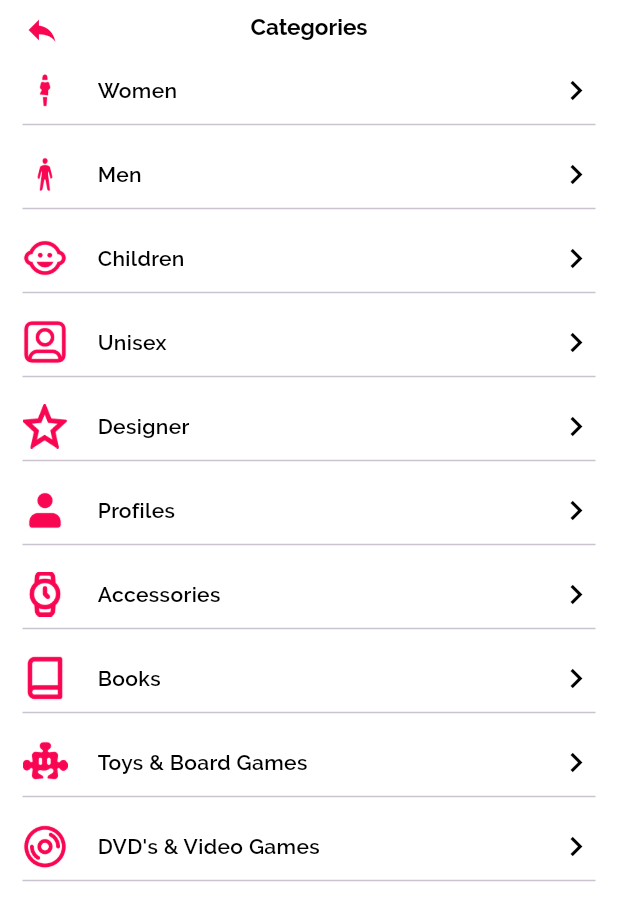
After one commit to chh0871/MVP, a Flutter app: the CategoryPage screen opened directly, on a phone screen of 412 x 824 dp. The commit adds this screen. Shown: the top 921 px of the screen. Run offline on Flutter 3.47's test engine with Material 3 defaults, Android fonts, the phone set to English and light mode, and no system bars; our stand-ins replace cloud_firestore, firebase_auth, firebase_core, firebase_storage, fl_chart, flutter_dotenv and 4 more; accounts and stored records are empty.

Commit message:
category page #128

```diff
--- a/lib/core/config/app_images.dart
+++ b/lib/core/config/app_images.dart
@@ -27,4 +27,15 @@ class AppImages {
 
   static const charity_week_card = '${_path}charity_week_card.png';
   static const empty_state_bg = '${_path}emptystatebg.png';
+
+  static const womanIcon = '${_path}woman_icon.png';
+  static const menIcon = '${_path}men_icon.png';
+  static const childrenIcon = '${_path}children_icon.png';
+  static const unisexIcon = '${_path}unisex_icon.png';
+  static const designIcon = '${_path}design_icon.png';
+  static const profileIcon = '${_path}profile_icon.png';
+  static const accessoriesIcon = '${_path}accessories_icon.png';
+  static const booksIcon = '${_path}books_icon.png';
+  static const toysIcon = '${_path}toys_icon.png';
+  static const dvdIcon = '${_path}dvd_icon.png';
 }
--- a/lib/core/config/app_strings.dart
+++ b/lib/core/config/app_strings.dart
@@ -32,4 +32,16 @@ class AppStrings {
   static const search = 'Search';
   static const emptyStateMessageText = 'No messages just yet... 😢';
   static const emptyStateSearchText = 'No products found... 🔎';
+
+  static const categoriesText = "Categories";
+  static const womenText = "Women";
+  static const menText = "Men";
+  static const childrenText = "Children";
+  static const unisexText = "Unisex";
+  static const designerText = "Designer";
+  static const profilesText = "Profiles";
+  static const accessoriesText = "Accessories";
+  static const booksText = "Books";
+  static const toysText = "Toys & Board Games";
+  static const dvdText = "DVD's & Video Games";
 }
--- /dev/null
+++ b/lib/features/search/widgets/category_page/category_page.dart
@@ -0,0 +1,591 @@
+ import 'dart:io';
+
+import 'package:flutter/material.dart';
+
+import 'package:cherry_mvp/core/config/config.dart';
+import 'package:cherry_mvp/core/utils/utils.dart';
+import 'package:cherry_mvp/core/reusablewidgets/reusablewidgets.dart';
+import 'package:cherry_mvp/core/router/router.dart';
+
+
+class CategoryPage extends StatefulWidget {
+  const CategoryPage({super.key});
+
+  @override
+  CategoryPageState createState() => CategoryPageState();
+}
+
+
+
+class CategoryPageState extends State<CategoryPage> {
+
+  @override
+  Widget build(BuildContext context) {
+
+    return Scaffold(
+      backgroundColor: Colors.white,
+
+      appBar: AppBar(
+        toolbarHeight: 35,
+        backgroundColor: AppColors.white,
+        leading: IconButton(
+          icon: Icon(
+            Icons.reply,
+            color: AppColors.primary,
+          ),
+          onPressed: () {},
+        ),
+
+        title: Text(
+          AppStrings.categoriesText,
+          style: TextStyle(fontSize:15, color: AppColors.black, fontWeight: FontWeight.bold,),
+        ),
+
+        centerTitle: true,
+
+      ),
+
+      body:DecoratedBox(
+        decoration: BoxDecoration(
+          //
+        ),
+        child: SingleChildScrollView(
+          child: Column(
+            children: <Widget>[
+
+
+              Padding(
+                padding: const EdgeInsets.only(top: 0.0, right:15.0, left:15.0),
+                child: Column(
+                  children: [
+                    SizedBox(
+                      height: 10,
+                    ),
+
+                    // women categories
+                    InkWell(
+                      onTap: () {},
+                      child: Row(
+                        mainAxisAlignment: MainAxisAlignment.spaceBetween,
+                        children: [
+                          Column(
+                            children: [
+                              Row(
+                                children: [
+                                  Image.asset(
+                                    AppImages.womanIcon,
+                                    height: 30,
+                                    width: 30,
+                                    fit: BoxFit.cover,
+                                  ),
+
+                                  Padding(
+                                    padding: EdgeInsets.only(left:20),
+                                    child: Text(
+                                      AppStrings.womenText,
+                                      style: TextStyle(
+                                        color: AppColors.black,
+                                        fontWeight: FontWeight.w600,
+                                      ),
+                                    ),
+                                  ),
+                                ]
+                              ),
+                            ]
+                          ),
+                          Column(
+                            children: [
+                              Icon(
+                                Icons.chevron_right,
+                                color: AppColors.black,
+                                size: 26,
+                              ),
+                            ]
+                          ),
+                        ]
+                      ),
+                    ),
+
+                    Divider(),
+
+
+                    SizedBox(
+                      height: 10,
+                    ),
+
+                    // men categories
+                    InkWell(
+                      onTap: () {},
+                      child: Row(
+                        mainAxisAlignment: MainAxisAlignment.spaceBetween,
+                        children: [
+                          Column(
+                            children: [
+                              Row(
+                                children: [
+                                  Image.asset(
+                                    AppImages.menIcon,
+                                    height: 30,
+                                    width: 30,
+                                    fit: BoxFit.cover,
+                                  ),
+
+                                  Padding(
+                                    padding: EdgeInsets.only(left:20),
+                                    child: Text(
+                                      AppStrings.menText,
+                                      style: TextStyle(
+                                        color: AppColors.black,
+                                        fontWeight: FontWeight.w600,
+                                      ),
+                                    ),
+                                  ),
+                                ]
+                              ),
+                            ]
+                          ),
+                          Column(
+                            children: [
+                              Icon(
+                                Icons.chevron_right,
+                                color: AppColors.black,
+                                size: 26,
+                              ),
+                            ]
+                          ),
+                        ]
+                      ),
+                    ),
+
+                    Divider(),
+
+
+                    SizedBox(
+                      height: 10,
+                    ),
+
+                    // children categories
+                    InkWell(
+                      onTap: () {},
+                      child: Row(
+                        mainAxisAlignment: MainAxisAlignment.spaceBetween,
+                        children: [
+                          Column(
+                            children: [
+                              Row(
+                                children: [
+                                  Image.asset(
+                                    AppImages.childrenIcon,
+                                    height: 30,
+                                    width: 30,
+                                    fit: BoxFit.cover,
+                                  ),
+
+                                  Padding(
+                                    padding: EdgeInsets.only(left:20),
+                                    child: Text(
+                                      AppStrings.childrenText,
+                                      style: TextStyle(
+                                        color: AppColors.black,
+                                        fontWeight: FontWeight.w600,
+                                      ),
+                                    ),
+                                  ),
+                                ]
+                              ),
+                            ]
+                          ),
+                          Column(
+                            children: [
+                              Icon(
+                                Icons.chevron_right,
+                                color: AppColors.black,
+                                size: 26,
+                              ),
+                            ]
+                          ),
+                        ]
+                      ),
+                    ),
+
+                    Divider(),
+
+
+                    SizedBox(
+                      height: 10,
+                    ),
+
+                    // unisex categories
+                    InkWell(
+                      onTap: () {},
+                      child: Row(
+                        mainAxisAlignment: MainAxisAlignment.spaceBetween,
+                        children: [
+                          Column(
+                            children: [
+                              Row(
+                                children: [
+                                  Image.asset(
+                                    AppImages.unisexIcon,
+                                    height: 30,
+                                    width: 30,
+                                    fit: BoxFit.cover,
+                                  ),
+
+                                  Padding(
+                                    padding: EdgeInsets.only(left:20),
+                                    child: Text(
+                                      AppStrings.unisexText,
+                                      style: TextStyle(
+                                        color: AppColors.black,
+                                        fontWeight: FontWeight.w600,
+                                      ),
+                                    ),
+                                  ),
+                                ]
+                              ),
+                            ]
+                          ),
+                          Column(
+                            children: [
+                              Icon(
+                                Icons.chevron_right,
+                                color: AppColors.black,
+                                size: 26,
+                              ),
+                            ]
+                          ),
+                        ]
+                      ),
+                    ),
+
+
+                    Divider(),
+
+
+                    SizedBox(
+                      height: 10,
+                    ),
+
+                    // designer categories
+                    InkWell(
+                      onTap: () {},
+                      child: Row(
+                        mainAxisAlignment: MainAxisAlignment.spaceBetween,
+                        children: [
+                          Column(
+                            children: [
+                              Row(
+                                children: [
+                                  Image.asset(
+                                    AppImages.designIcon,
+                                    height: 30,
+                                    width: 30,
+                                    fit: BoxFit.cover,
+                                  ),
+
+                                  Padding(
+                                    padding: EdgeInsets.only(left:20),
+                                    child: Text(
+                                      AppStrings.designerText,
+                                      style: TextStyle(
+                                        color: AppColors.black,
+                                        fontWeight: FontWeight.w600,
+                                      ),
+                                    ),
+                                  ),
+                                ]
+                              ),
+                            ]
+                          ),
+                          Column(
+                            children: [
+                              Icon(
+                                Icons.chevron_right,
+                                color: AppColors.black,
+                                size: 26,
+                              ),
+                            ]
+                          ),
+                        ]
+                      ),
+                    ),
+
+                    Divider(),
+
+
+
+
+                    SizedBox(
+                      height: 10,
+                    ),
+
+                    // profiles categories
+                    InkWell(
+                      onTap: () {},
+                      child: Row(
+                        mainAxisAlignment: MainAxisAlignment.spaceBetween,
+                        children: [
+                          Column(
+                            children: [
+                              Row(
+                                children: [
+                                  Image.asset(
+                                    AppImages.profileIcon,
+                                    height: 30,
+                                    width: 30,
+                                    fit: BoxFit.cover,
+                                  ),
+
+                                  Padding(
+                                    padding: EdgeInsets.only(left:20),
+                                    child: Text(
+                                      AppStrings.profilesText,
+                                      style: TextStyle(
+                                        color: AppColors.black,
+                                        fontWeight: FontWeight.w600,
+                                      ),
+                                    ),
+                                  ),
+                                ]
+                              ),
+                            ]
+                          ),
+                          Column(
+                            children: [
+                              Icon(
+                                Icons.chevron_right,
+                                color: AppColors.black,
+                                size: 26,
+                              ),
+                            ]
+                          ),
+                        ]
+                      ),
+                    ),
+
+                    Divider(),
+
+
+
+                    SizedBox(
+                      height: 10,
+                    ),
+
+                    // accessories categories
+                    InkWell(
+                      onTap: () {},
+                      child: Row(
+                        mainAxisAlignment: MainAxisAlignment.spaceBetween,
+                        children: [
+                          Column(
+                            children: [
+                              Row(
+                                children: [
+                                  Image.asset(
+                                    AppImages.accessoriesIcon,
+                                    height: 30,
+                                    width: 30,
+                                    fit: BoxFit.cover,
+                                  ),
+
+                                  Padding(
+                                    padding: EdgeInsets.only(left:20),
+                                    child: Text(
+                                      AppStrings.accessoriesText,
+                                      style: TextStyle(
+                                        color: AppColors.black,
+                                        fontWeight: FontWeight.w600,
+                                      ),
+                                    ),
+                                  ),
+                                ]
+                              ),
+                            ]
+                          ),
+                          Column(
+                            children: [
+                              Icon(
+                                Icons.chevron_right,
+                                color: AppColors.black,
+                                size: 26,
+                              ),
+                            ]
+                          ),
+                        ]
+                      ),
+                    ),
+
+                    Divider(),
+
+
+
+                    SizedBox(
+                      height: 10,
+                    ),
+
+                    // books
+                    InkWell(
+                      onTap: () {},
+                      child: Row(
+                        mainAxisAlignment: MainAxisAlignment.spaceBetween,
+                        children: [
+                          Column(
+                            children: [
+                              Row(
+                                children: [
+                                  Image.asset(
+                                    AppImages.booksIcon,
+                                    height: 30,
+                                    width: 30,
+                                    fit: BoxFit.cover,
+                                  ),
+
+                                  Padding(
+                                    padding: EdgeInsets.only(left:20),
+                                    child: Text(
+                                      AppStrings.booksText,
+                                      style: TextStyle(
+                                        color: AppColors.black,
+                                        fontWeight: FontWeight.w600,
+                                      ),
+                                    ),
+                                  ),
+                                ]
+                              ),
+                            ]
+                          ),
+                          Column(
+                            children: [
+                              Icon(
+                                Icons.chevron_right,
+                                color: AppColors.black,
+                                size: 26,
+                              ),
+                            ]
+                          ),
+                        ]
+                      ),
+                    ),
+
+                    Divider(),
+
+
+
+                    SizedBox(
+                      height: 10,
+                    ),
+
+                    // toys & board games
+                    InkWell(
+                      onTap: () {},
+                      child: Row(
+                        mainAxisAlignment: MainAxisAlignment.spaceBetween,
+                        children: [
+                          Column(
+                            children: [
+                              Row(
+                                children: [
+                                  Image.asset(
+                                    AppImages.toysIcon,
+                                    height: 30,
+                                    width: 30,
+                                    fit: BoxFit.cover,
+                                  ),
+
+                                  Padding(
+                                    padding: EdgeInsets.only(left:20),
+                                    child: Text(
+                                      AppStrings.toysText,
+                                      style: TextStyle(
+                                        color: AppColors.black,
+                                        fontWeight: FontWeight.w600,
+                                      ),
+                                    ),
+                                  ),
+                                ]
+                              ),
+                            ]
+                          ),
+                          Column(
+                            children: [
+                              Icon(
+                                Icons.chevron_right,
+                                color: AppColors.black,
+                                size: 26,
+                              ),
+                            ]
+                          ),
+                        ]
+                      ),
+                    ),
+
+
+                    Divider(),
+
+
+
+                    SizedBox(
+                      height: 10,
+                    ),
+
+                    // dvd & video games
+                    InkWell(
+                      onTap: () {},
+                      child: Row(
+                        mainAxisAlignment: MainAxisAlignment.spaceBetween,
+                        children: [
+                          Column(
+                            children: [
+                              Row(
+                                children: [
+                                  Image.asset(
+                                    AppImages.dvdIcon,
+                                    height: 30,
+                                    width: 30,
+                                    fit: BoxFit.cover,
+                                  ),
+
+                                  Padding(
+                                    padding: EdgeInsets.only(left:20),
+                                    child: Text(
+                                      AppStrings.dvdText,
+                                      style: TextStyle(
+                                        color: AppColors.black,
+                                        fontWeight: FontWeight.w600,
+                                      ),
+                                    ),
+                                  ),
+                                ]
+                              ),
+                            ]
+                          ),
+                          Column(
+                            children: [
+                              Icon(
+                                Icons.chevron_right,
+                                color: AppColors.black,
+                                size: 26,
+                              ),
+                            ]
+                          ),
+                        ]
+                      ),
+                    ),
+
+
+                    Divider(),
+
+
+
+                  ]
+                ),
+              ),
+
+            ],
+          ),
+        ),
+      ),
+    );
+  }
+}
```
Also changed, not shown: assets/images/accessories_icon.png (added), assets/images/books_icon.png (added), assets/images/children_icon.png (added), assets/images/design_icon.png (added), assets/images/dvd_icon.png (added), assets/images/men_icon.png (added), assets/images/profile_icon.png (added), assets/images/toys_icon.png (added), assets/images/unisex_icon.png (added), assets/images/woman_icon.png (added).
